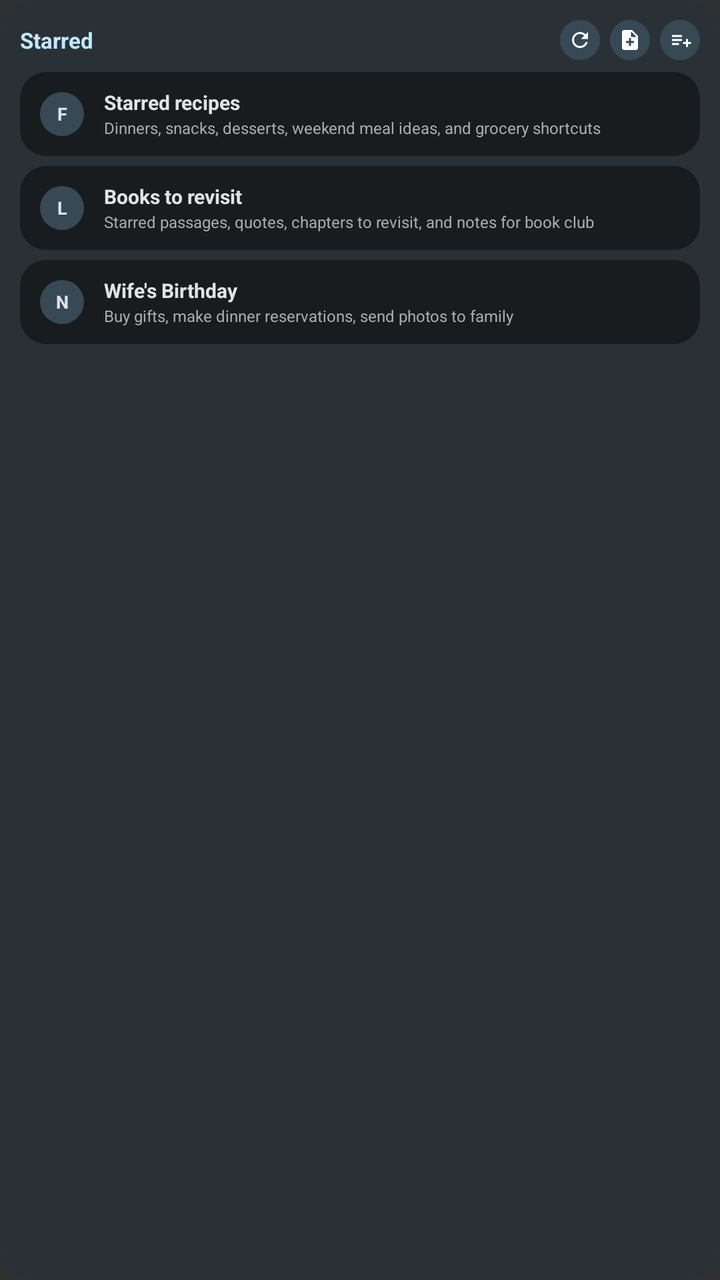
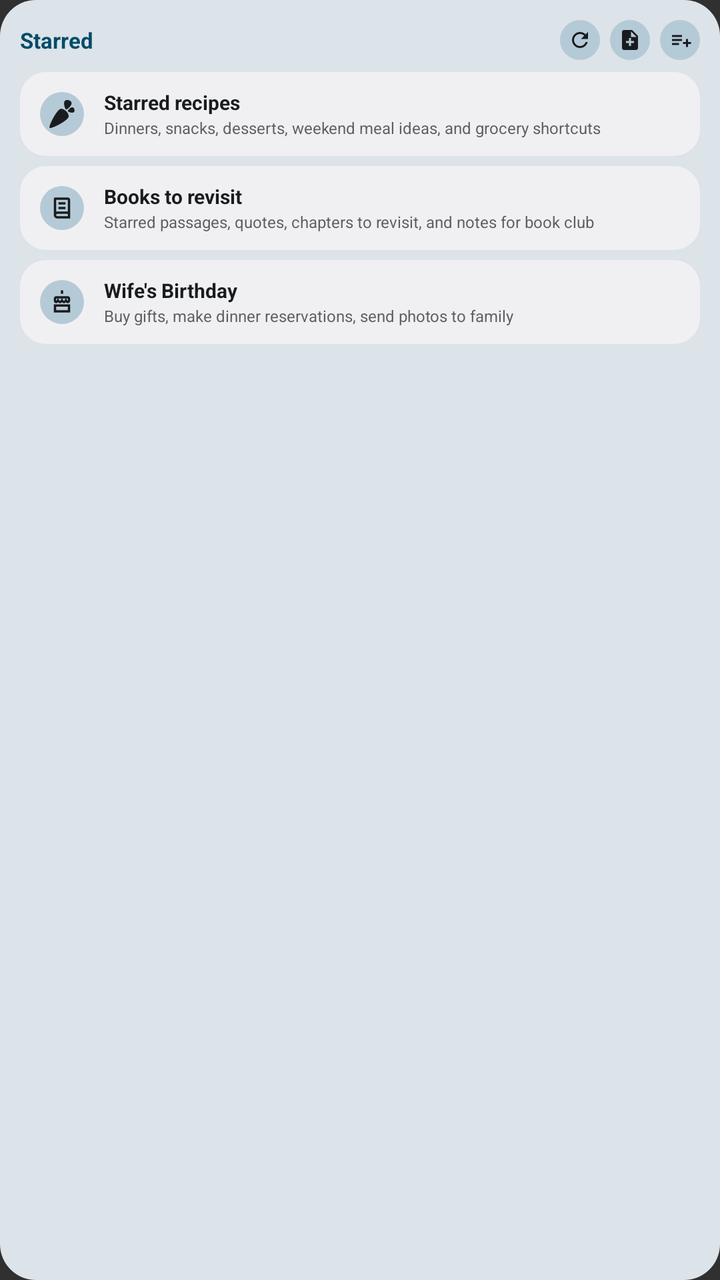

Compare the two renders of this Android layout. The source of the first and the diff that turns it into the second are given below.
<!-- AndroidManifest.xml: application theme Theme.Remember -->
<!-- res/layout/widget_preview_starred.xml -->
<?xml version="1.0" encoding="utf-8"?>
<LinearLayout xmlns:android="http://schemas.android.com/apk/res/android"
    xmlns:app="http://schemas.android.com/apk/res-auto"
    xmlns:tools="http://schemas.android.com/tools"
    android:layout_width="360dp"
    android:layout_height="180dp"
    android:background="@drawable/widget_preview_background"
    android:orientation="vertical"
    android:padding="10dp"
    tools:ignore="HardcodedText,SmallSp">

    <LinearLayout
        android:layout_width="match_parent"
        android:layout_height="20dp"
        android:gravity="center_vertical"
        android:orientation="horizontal">

        <TextView
            android:layout_width="0dp"
            android:layout_height="wrap_content"
            android:layout_weight="1"
            android:ellipsize="end"
            android:singleLine="true"
            android:text="@string/widget_starred_label"
            android:textColor="@color/widget_preview_primary"
            android:textSize="11sp"
            android:textStyle="bold" />

        <ImageView
            android:layout_width="20dp"
            android:layout_height="20dp"
            android:background="@drawable/widget_preview_small_action"
            android:contentDescription="@string/widget_refresh_cd"
            android:padding="4dp"
            android:src="@drawable/ic_widget_refresh"
            app:tint="@color/widget_preview_on_surface" />

        <ImageView
            android:layout_width="20dp"
            android:layout_height="20dp"
            android:layout_marginStart="5dp"
            android:background="@drawable/widget_preview_small_action"
            android:contentDescription="@string/widget_create_new_note"
            android:padding="4dp"
            android:src="@drawable/ic_widget_note_add"
            app:tint="@color/widget_preview_on_surface" />

        <ImageView
            android:layout_width="20dp"
            android:layout_height="20dp"
            android:layout_marginStart="5dp"
            android:background="@drawable/widget_preview_small_action"
            android:contentDescription="@string/widget_create_new_list"
            android:padding="4dp"
            android:src="@drawable/ic_widget_list_add"
            app:tint="@color/widget_preview_on_surface" />
    </LinearLayout>

    <LinearLayout
        android:layout_width="match_parent"
        android:layout_height="42dp"
        android:layout_marginTop="6dp"
        android:background="@drawable/widget_preview_card"
        android:gravity="center_vertical"
        android:orientation="horizontal"
        android:paddingHorizontal="10dp">

        <TextView
            android:layout_width="22dp"
            android:layout_height="22dp"
            android:background="@drawable/widget_preview_icon_circle"
            android:gravity="center"
            android:text="F"
            android:textColor="@color/widget_preview_on_surface"
            android:textSize="9sp"
            android:textStyle="bold" />

        <LinearLayout
            android:layout_width="0dp"
            android:layout_height="wrap_content"
            android:layout_marginStart="10dp"
            android:layout_weight="1"
            android:orientation="vertical">

            <TextView
                android:layout_width="match_parent"
                android:layout_height="14dp"
                android:ellipsize="end"
                android:singleLine="true"
                android:text="Starred recipes"
                android:textColor="@color/widget_preview_on_surface"
                android:textSize="10sp"
                android:textStyle="bold" />

            <TextView
                android:layout_width="match_parent"
                android:layout_height="11dp"
                android:ellipsize="end"
                android:singleLine="true"
                android:text="Dinners, snacks, desserts, weekend meal ideas, and grocery shortcuts"
                android:textColor="@color/widget_preview_muted"
                android:textSize="8sp" />
        </LinearLayout>

    </LinearLayout>

    <LinearLayout
        android:layout_width="match_parent"
        android:layout_height="42dp"
        android:layout_marginTop="5dp"
        android:background="@drawable/widget_preview_card"
        android:gravity="center_vertical"
        android:orientation="horizontal"
        android:paddingHorizontal="10dp">

        <TextView
            android:layout_width="22dp"
            android:layout_height="22dp"
            android:background="@drawable/widget_preview_icon_circle"
            android:gravity="center"
            android:text="L"
            android:textColor="@color/widget_preview_on_surface"
            android:textSize="9sp"
            android:textStyle="bold" />

        <LinearLayout
            android:layout_width="0dp"
            android:layout_height="wrap_content"
            android:layout_marginStart="10dp"
            android:layout_weight="1"
            android:orientation="vertical">

            <TextView
                android:layout_width="match_parent"
                android:layout_height="14dp"
                android:ellipsize="end"
                android:singleLine="true"
                android:text="Books to revisit"
                android:textColor="@color/widget_preview_on_surface"
                android:textSize="10sp"
                android:textStyle="bold" />

            <TextView
                android:layout_width="match_parent"
                android:layout_height="11dp"
                android:ellipsize="end"
                android:singleLine="true"
                android:text="Starred passages, quotes, chapters to revisit, and notes for book club"
                android:textColor="@color/widget_preview_muted"
                android:textSize="8sp" />
        </LinearLayout>

    </LinearLayout>

    <LinearLayout
        android:layout_width="match_parent"
        android:layout_height="42dp"
        android:layout_marginTop="5dp"
        android:background="@drawable/widget_preview_card"
        android:gravity="center_vertical"
        android:orientation="horizontal"
        android:paddingHorizontal="10dp">

        <TextView
            android:layout_width="22dp"
            android:layout_height="22dp"
            android:background="@drawable/widget_preview_icon_circle"
            android:gravity="center"
            android:text="N"
            android:textColor="@color/widget_preview_on_surface"
            android:textSize="9sp"
            android:textStyle="bold" />

        <LinearLayout
            android:layout_width="0dp"
            android:layout_height="wrap_content"
            android:layout_marginStart="10dp"
            android:layout_weight="1"
            android:orientation="vertical">

            <TextView
                android:layout_width="match_parent"
                android:layout_height="14dp"
                android:ellipsize="end"
                android:singleLine="true"
                android:text="Wife's Birthday"
                android:textColor="@color/widget_preview_on_surface"
                android:textSize="10sp"
                android:textStyle="bold" />

            <TextView
                android:layout_width="match_parent"
                android:layout_height="11dp"
                android:ellipsize="end"
                android:singleLine="true"
                android:text="Buy gifts, make dinner reservations, send photos to family"
                android:textColor="@color/widget_preview_muted"
                android:textSize="8sp" />
        </LinearLayout>

    </LinearLayout>
</LinearLayout>
<!-- resources referenced by this layout -->
<resources>
  <color name="widget_preview_muted">@android:color/system_neutral1_300</color>
  <color name="widget_preview_on_surface">@android:color/system_neutral1_100</color>
  <color name="widget_preview_primary">@android:color/system_accent1_100</color>
  <!-- drawable widget_preview_background (drawable) -->
  <shape xmlns:android="http://schemas.android.com/apk/res/android">
      <solid android:color="@color/widget_preview_surface" />
      <corners android:radius="18dp" />
  </shape>
  <!-- drawable widget_preview_card (drawable) -->
  <shape xmlns:android="http://schemas.android.com/apk/res/android">
      <solid android:color="@color/widget_preview_bg" />
      <corners android:radius="13dp" />
  </shape>
  <!-- drawable widget_preview_icon_circle (drawable) -->
  <shape xmlns:android="http://schemas.android.com/apk/res/android"
      android:shape="oval">
      <solid android:color="@color/widget_preview_action" />
  </shape>
  <string name="widget_create_new_list">Create new list</string>
  <string name="widget_create_new_note">Create new note</string>
  <string name="widget_refresh_cd">Refresh widget</string>
  <string name="widget_starred_label">Starred</string>
  <style name="Theme.Remember" parent="android:Theme.Material.NoActionBar" />
  <color name="widget_preview_surface">@android:color/system_neutral2_800</color>
  <color name="widget_preview_bg">@android:color/system_neutral1_900</color>
  <color name="widget_preview_action">@android:color/system_accent2_700</color>
  <!-- unchanged entries left out for length: 4 -->
</resources>

<!-- the commit's change to res/layout/widget_preview_starred.xml (unified diff, before → after) -->
@@ -1,13 +1,12 @@
 <?xml version="1.0" encoding="utf-8"?>
 <LinearLayout xmlns:android="http://schemas.android.com/apk/res/android"
-    xmlns:app="http://schemas.android.com/apk/res-auto"
     xmlns:tools="http://schemas.android.com/tools"
     android:layout_width="360dp"
     android:layout_height="180dp"
     android:background="@drawable/widget_preview_background"
     android:orientation="vertical"
     android:padding="10dp"
-    tools:ignore="HardcodedText,SmallSp">
+    tools:ignore="HardcodedText,SmallSp,UseAppTint">
 
     <LinearLayout
         android:layout_width="match_parent"
@@ -33,7 +32,7 @@
             android:contentDescription="@string/widget_refresh_cd"
             android:padding="4dp"
             android:src="@drawable/ic_widget_refresh"
-            app:tint="@color/widget_preview_on_surface" />
+            android:tint="@color/widget_preview_on_surface" />
 
         <ImageView
             android:layout_width="20dp"
@@ -43,7 +42,7 @@
             android:contentDescription="@string/widget_create_new_note"
             android:padding="4dp"
             android:src="@drawable/ic_widget_note_add"
-            app:tint="@color/widget_preview_on_surface" />
+            android:tint="@color/widget_preview_on_surface" />
 
         <ImageView
             android:layout_width="20dp"
@@ -53,7 +52,7 @@
             android:contentDescription="@string/widget_create_new_list"
             android:padding="4dp"
             android:src="@drawable/ic_widget_list_add"
-            app:tint="@color/widget_preview_on_surface" />
+            android:tint="@color/widget_preview_on_surface" />
     </LinearLayout>
 
     <LinearLayout
@@ -65,15 +64,14 @@
         android:orientation="horizontal"
         android:paddingHorizontal="10dp">
 
-        <TextView
+        <ImageView
             android:layout_width="22dp"
             android:layout_height="22dp"
             android:background="@drawable/widget_preview_icon_circle"
-            android:gravity="center"
-            android:text="F"
-            android:textColor="@color/widget_preview_on_surface"
-            android:textSize="9sp"
-            android:textStyle="bold" />
+            android:contentDescription="@null"
+            android:padding="4dp"
+            android:src="@drawable/ic_brand_instacart"
+            android:tint="@color/widget_preview_on_surface" />
 
         <LinearLayout
             android:layout_width="0dp"
@@ -113,15 +111,14 @@
         android:orientation="horizontal"
         android:paddingHorizontal="10dp">
 
-        <TextView
+        <ImageView
             android:layout_width="22dp"
             android:layout_height="22dp"
             android:background="@drawable/widget_preview_icon_circle"
-            android:gravity="center"
-            android:text="L"
-            android:textColor="@color/widget_preview_on_surface"
-            android:textSize="9sp"
-            android:textStyle="bold" />
+            android:contentDescription="@null"
+            android:padding="4dp"
+            android:src="@drawable/ic_widget_preview_book"
+            android:tint="@color/widget_preview_on_surface" />
 
         <LinearLayout
             android:layout_width="0dp"
@@ -161,15 +158,14 @@
         android:orientation="horizontal"
         android:paddingHorizontal="10dp">
 
-        <TextView
+        <ImageView
             android:layout_width="22dp"
             android:layout_height="22dp"
             android:background="@drawable/widget_preview_icon_circle"
-            android:gravity="center"
-            android:text="N"
-            android:textColor="@color/widget_preview_on_surface"
-            android:textSize="9sp"
-            android:textStyle="bold" />
+            android:contentDescription="@null"
+            android:padding="4dp"
+            android:src="@drawable/ic_widget_preview_cake"
+            android:tint="@color/widget_preview_on_surface" />
 
         <LinearLayout
             android:layout_width="0dp"
<!-- resource entries referenced after the edit -->
@@ -1,8 +1,42 @@
 <!-- resources referenced by this layout -->
 <resources>
-  <color name="widget_preview_muted">@android:color/system_neutral1_300</color>
-  <color name="widget_preview_on_surface">@android:color/system_neutral1_100</color>
-  <color name="widget_preview_primary">@android:color/system_accent1_100</color>
+  <color name="widget_preview_muted">@android:color/system_neutral1_600</color>
+  <color name="widget_preview_on_surface">@android:color/system_neutral1_900</color>
+  <color name="widget_preview_primary">@android:color/system_accent1_700</color>
+  <!-- drawable ic_brand_instacart (drawable) -->
+  <?xml version="1.0" encoding="utf-8"?>
+  
+  <vector xmlns:android="http://schemas.android.com/apk/res/android"
+      android:width="24dp"
+      android:height="24dp"
+      android:viewportWidth="24"
+      android:viewportHeight="24">
+      <path
+          android:fillColor="#FF000000"
+          android:pathData="M15.629 9.619c1.421 1.429 2.58 3.766 1.917 5.152-1.778 3.715-15.04 10.226-16.169 9.1C.252 22.746 6.768 9.476 10.481 7.697c1.388-.66 3.724.51 5.152 1.92l-.005.014v-.012zm7.028-1.566c-.231-.855-.821-1.717-1.7-1.82-1.61-.186-4.151 2.663-3.971 3.339.181.69 3.766 1.875 5.1.915.691-.494.781-1.56.556-2.414l.015-.02zM17.666.158c1.198.324 2.407 1.148 2.551 2.382.261 2.259-3.732 5.819-4.68 5.564-.948-.251-2.618-5.284-1.269-7.162.695-.972 2.201-1.106 3.399-.788v.004h-.001z" />
+  </vector>
+  <!-- drawable ic_widget_preview_book (drawable) -->
+  <?xml version="1.0" encoding="utf-8"?>
+  <vector xmlns:android="http://schemas.android.com/apk/res/android"
+      android:width="24dp"
+      android:height="24dp"
+      android:viewportWidth="24"
+      android:viewportHeight="24">
+      <path
+          android:fillColor="#FF000000"
+          android:pathData="M6,3H17C18.1,3 19,3.9 19,5V21H8C6.34,21 5,19.66 5,18V4C5,3.45 5.45,3 6,3ZM7,5V15.17C7.31,15.06 7.65,15 8,15H17V5H7ZM8,17C7.45,17 7,17.45 7,18C7,18.55 7.45,19 8,19H17V17H8ZM9,7H15V9H9V7ZM9,11H15V13H9V11Z" />
+  </vector>
+  <!-- drawable ic_widget_preview_cake (drawable) -->
+  <?xml version="1.0" encoding="utf-8"?>
+  <vector xmlns:android="http://schemas.android.com/apk/res/android"
+      android:width="24dp"
+      android:height="24dp"
+      android:viewportWidth="24"
+      android:viewportHeight="24">
+      <path
+          android:fillColor="#FF000000"
+          android:pathData="M11,2H13V5H11V2ZM7,7H17C18.1,7 19,7.9 19,9V11C19,12.1 18.1,13 17,13C16.3,13 15.68,12.65 15.32,12.11C14.96,12.65 14.34,13 13.64,13C12.94,13 12.32,12.65 11.96,12.11C11.6,12.65 10.98,13 10.28,13C9.58,13 8.96,12.65 8.6,12.11C8.24,12.65 7.62,13 6.92,13C5.86,13 5,12.14 5,11.08V9C5,7.9 5.9,7 7,7ZM7,9V11.08C7.17,11.03 7.39,10.81 7.56,10.48L8.6,8.44L9.64,10.48C9.82,10.83 10.05,11 10.28,11C10.51,11 10.74,10.83 10.92,10.48L11.96,8.44L13,10.48C13.18,10.83 13.41,11 13.64,11C13.87,11 14.1,10.83 14.28,10.48L15.32,8.44L16.36,10.48C16.54,10.83 16.77,11 17,11V9H7ZM5,14H19V21H5V14ZM7,16V19H17V16H7Z" />
+  </vector>
   <!-- drawable widget_preview_background (drawable) -->
   <shape xmlns:android="http://schemas.android.com/apk/res/android">
       <solid android:color="@color/widget_preview_surface" />
@@ -23,9 +57,9 @@
   <string name="widget_refresh_cd">Refresh widget</string>
   <string name="widget_starred_label">Starred</string>
   <style name="Theme.Remember" parent="android:Theme.Material.NoActionBar" />
-  <color name="widget_preview_surface">@android:color/system_neutral2_800</color>
-  <color name="widget_preview_bg">@android:color/system_neutral1_900</color>
-  <color name="widget_preview_action">@android:color/system_accent2_700</color>
+  <color name="widget_preview_surface">@android:color/system_neutral2_100</color>
+  <color name="widget_preview_bg">@android:color/system_neutral1_50</color>
+  <color name="widget_preview_action">@android:color/system_accent2_200</color>
   <!-- unchanged entries left out for length: 4 -->
 </resources>
 
